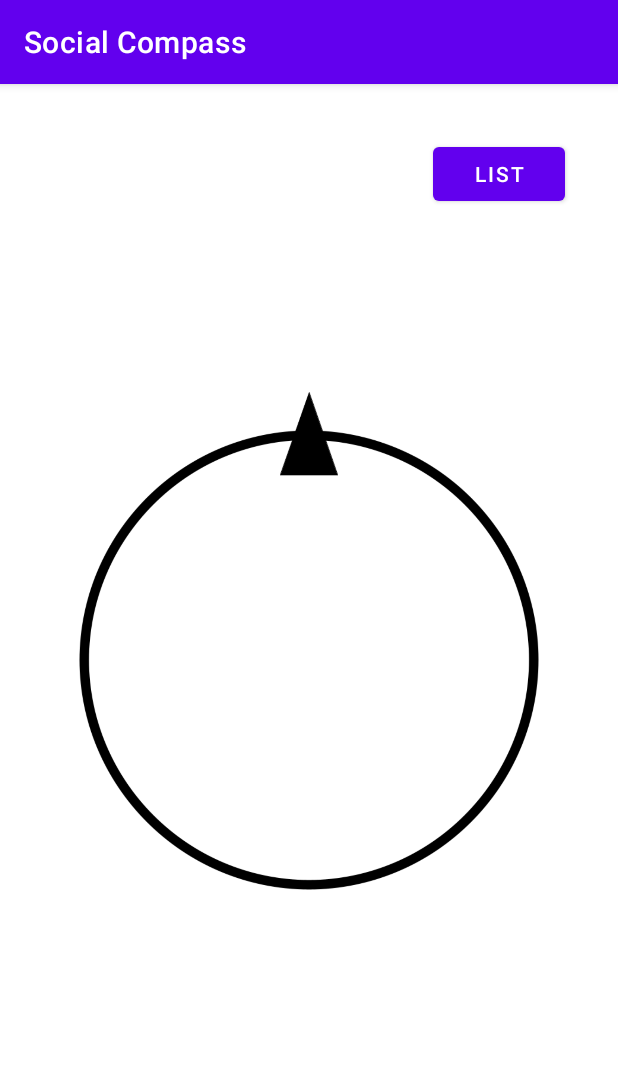
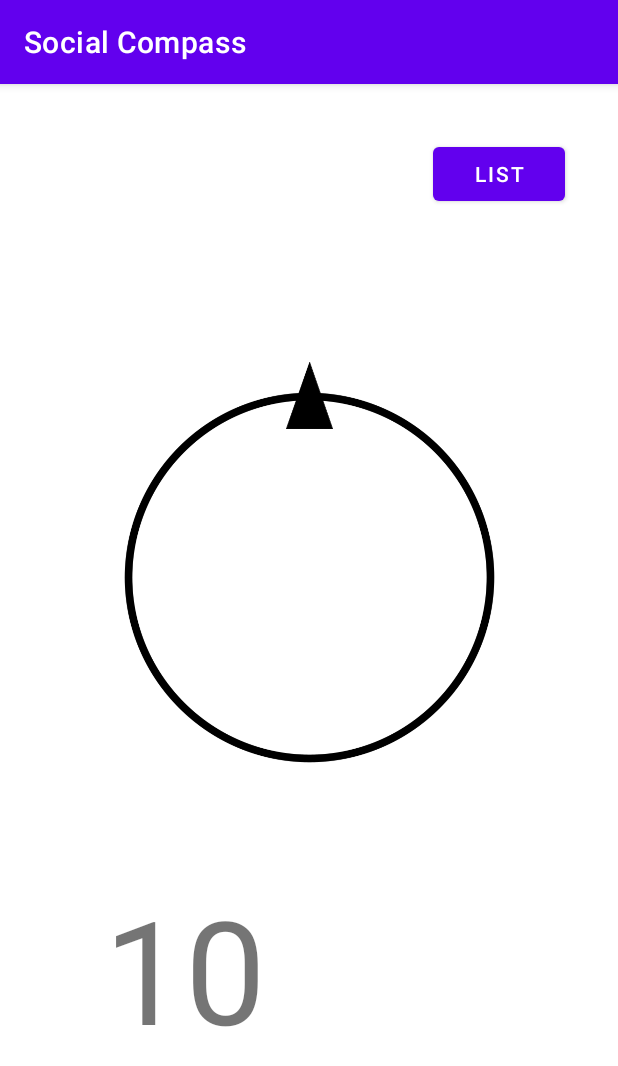
Before and after one commit to CSE-110-Winter-2023/cse-110-project-cse110-team-36, an Android app: the screen it shows after launch (MainActivity), on a phone screen of 412 x 824 dp. Shown: the top 1066 px of the screen. Run offline under Robolectric (Android 15) with nearby library versions, the phone set to English and light mode, and no system bars.

Commit message:
added OrientationService, getting (questionably accurate) azimuth

```diff
--- a/app/src/main/java/edu/ucsd/cse110/lab4/MainActivity.java
+++ b/app/src/main/java/edu/ucsd/cse110/lab4/MainActivity.java
@@ -3,16 +3,34 @@ package edu.ucsd.cse110.lab4;
 import androidx.appcompat.app.AppCompatActivity;
 
 import android.content.Intent;
+import android.hardware.SensorManager;
 import android.os.Bundle;
 import android.view.View;
+import android.widget.TextView;
+import java.lang.Math;
 
 public class MainActivity extends AppCompatActivity {
+
+    OrientationService orientationService;
 
     @Override
     protected void onCreate(Bundle savedInstanceState) {
         super.onCreate(savedInstanceState);
         setContentView(R.layout.activity_main);
+        orientationService = new OrientationService(this);
+        TextView orientation = findViewById(R.id.orientationView);
+
+        orientationService.getOrientation().observe(this, angle -> {
+            orientation.setText(Float.toString(angle));
+        });
     }
+
+    @Override
+    protected void onPause() {
+        super.onPause();
+        orientationService.unregisterSensorListeners();
+    }
+
 
     public void onLaunchListClicked(View view) {
         Intent intent = new Intent(this, ProfileActivity.class);
--- /dev/null
+++ b/app/src/main/java/edu/ucsd/cse110/lab4/OrientationService.java
@@ -0,0 +1,88 @@
+package edu.ucsd.cse110.lab4;
+
+import android.app.Activity;
+import android.content.Context;
+import android.hardware.Sensor;
+import android.hardware.SensorEvent;
+import android.hardware.SensorEventListener;
+import android.hardware.SensorManager;
+
+import androidx.lifecycle.LiveData;
+import androidx.lifecycle.MutableLiveData;
+
+public class OrientationService implements SensorEventListener {
+    private static OrientationService instance;
+
+    private final SensorManager sensorManager;
+    private float[] accelerometerReading;
+    private float[] magnetometerReading;
+    private MutableLiveData<Float> azimuth;
+
+    public OrientationService(Activity activity) {
+        this.sensorManager = (SensorManager) activity.getSystemService(Context.SENSOR_SERVICE);
+        this.azimuth = new MutableLiveData<>();
+
+        this.registerSensorListeners();
+    }
+
+    public OrientationService singleton(Activity activity) {
+        if (instance == null) {
+            instance = new OrientationService(activity);
+        }
+        return instance;
+    }
+
+    private void registerSensorListeners () {
+        sensorManager.registerListener(this,
+                sensorManager.getDefaultSensor(Sensor.TYPE_ACCELEROMETER),
+                sensorManager.SENSOR_DELAY_NORMAL);
+        sensorManager.registerListener(this,
+                sensorManager.getDefaultSensor(Sensor.TYPE_MAGNETIC_FIELD),
+                sensorManager.SENSOR_DELAY_NORMAL);
+    }
+
+    @Override
+    public void onSensorChanged(SensorEvent sensorEvent) {
+        if (sensorEvent.sensor.getType() == Sensor.TYPE_ACCELEROMETER) {
+            accelerometerReading = sensorEvent.values;
+        }
+        if (sensorEvent.sensor.getType() == Sensor.TYPE_MAGNETIC_FIELD) {
+            magnetometerReading = sensorEvent.values;
+        }
+        if (accelerometerReading != null && magnetometerReading != null) {
+            onBothSensorDataAvailable();
+        }
+    }
+
+    private void onBothSensorDataAvailable() {
+        if (accelerometerReading == null || magnetometerReading == null) {
+            throw new IllegalStateException("Both sensors must be available to compute orientation.");
+        }
+
+        float[] r = new float[9];
+        float[] i = new float[9];
+
+        boolean success = SensorManager.getRotationMatrix(r, i, accelerometerReading, magnetometerReading);
+
+        if (success) {
+            float[] orientation = new float[3];
+            SensorManager.getOrientation(r, orientation);
+
+            this.azimuth.postValue(orientation[0]);
+        }
+    }
+
+    public LiveData<Float> getOrientation() {return this.azimuth;}
+
+    public void unregisterSensorListeners() {sensorManager.unregisterListener(this);}
+
+    public void setMockOrientationSource(MutableLiveData<Float> mockDataSource) {
+        unregisterSensorListeners();
+        this.azimuth = mockDataSource;
+    }
+
+    @Override
+    public void onAccuracyChanged(Sensor sensor, int i) {
+
+    }
+}
--- a/app/src/main/res/layout/activity_main.xml
+++ b/app/src/main/res/layout/activity_main.xml
@@ -11,10 +11,10 @@
         android:layout_width="0dp"
         android:layout_height="0dp"
         android:layout_marginStart="16dp"
-        android:layout_marginTop="16dp"
+        android:layout_marginTop="176dp"
         android:layout_marginEnd="16dp"
-        android:layout_marginBottom="16dp"
-        app:layout_constraintBottom_toBottomOf="parent"
+        android:layout_marginBottom="43dp"
+        app:layout_constraintBottom_toTopOf="@+id/orientationView"
         app:layout_constraintDimensionRatio="1"
         app:layout_constraintEnd_toEndOf="parent"
         app:layout_constraintStart_toStartOf="parent"
@@ -40,4 +40,16 @@
         app:layout_constraintEnd_toEndOf="parent"
         app:layout_constraintTop_toTopOf="parent" />
 
+    <TextView
+        android:id="@+id/orientationView"
+        android:layout_width="wrap_content"
+        android:layout_height="wrap_content"
+        android:layout_marginStart="16dp"
+        android:layout_marginBottom="114dp"
+        android:text="10"
+        android:textSize="96sp"
+        app:layout_constraintBottom_toBottomOf="parent"
+        app:layout_constraintStart_toStartOf="@+id/compass"
+        app:layout_constraintTop_toBottomOf="@+id/compass" />
+
 </androidx.constraintlayout.widget.ConstraintLayout>
```
